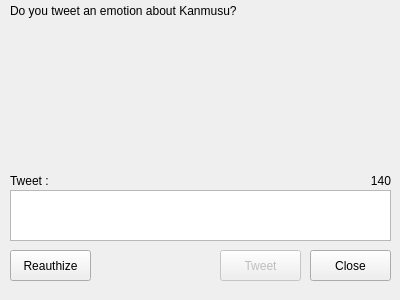
Above: tweetdialog.ui from ioriayane/KanmusuMemory before the change. Below: the same form after it.
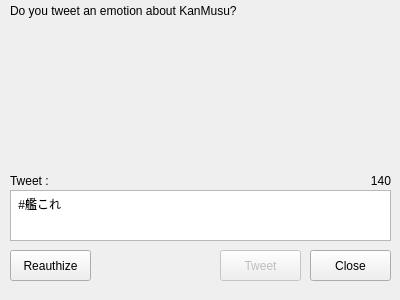
That is the form after the change.

Commit message: add icon, about dialog,

Diff of the .ui file:
```diff
--- a/tweetdialog.ui
+++ b/tweetdialog.ui
@@ -22,6 +22,9 @@
      <height>51</height>
     </rect>
    </property>
+   <property name="plainText">
+    <string> #艦これ</string>
+   </property>
   </widget>
   <widget class="QLabel" name="label">
    <property name="geometry">
@@ -33,7 +36,7 @@
     </rect>
    </property>
    <property name="text">
-    <string>Do you tweet an emotion about Kanmusu?</string>
+    <string>Do you tweet an emotion about KanMusu?</string>
    </property>
   </widget>
   <widget class="QLabel" name="userIdLabel">
```
The commit also changes 18 other files.
